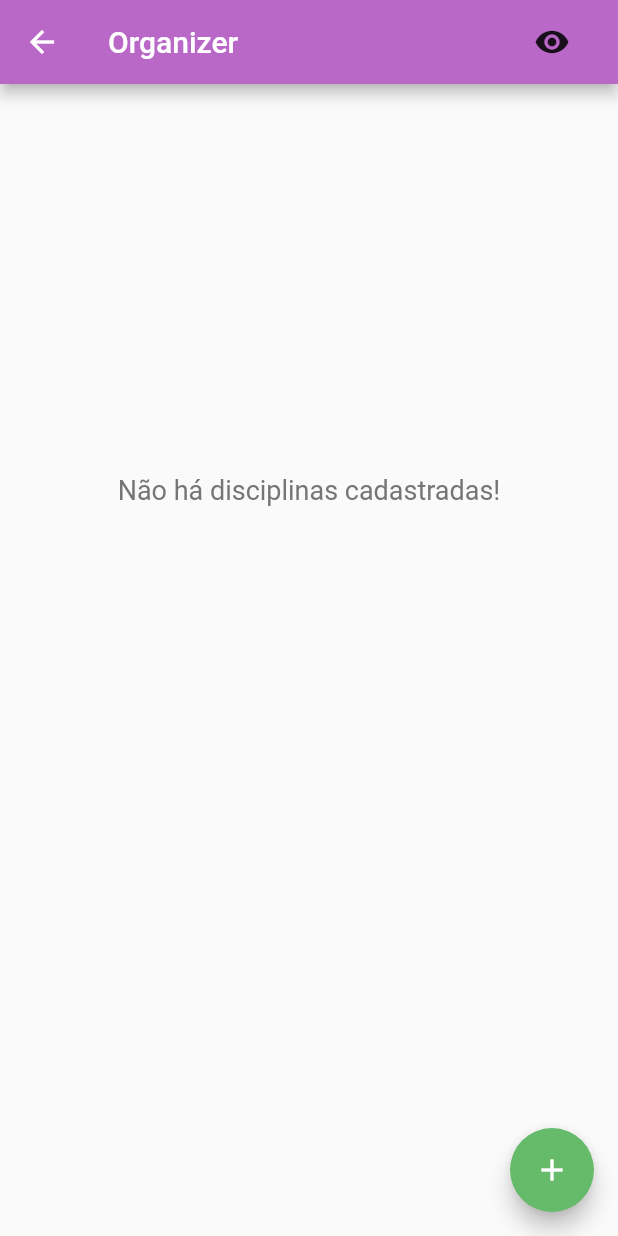
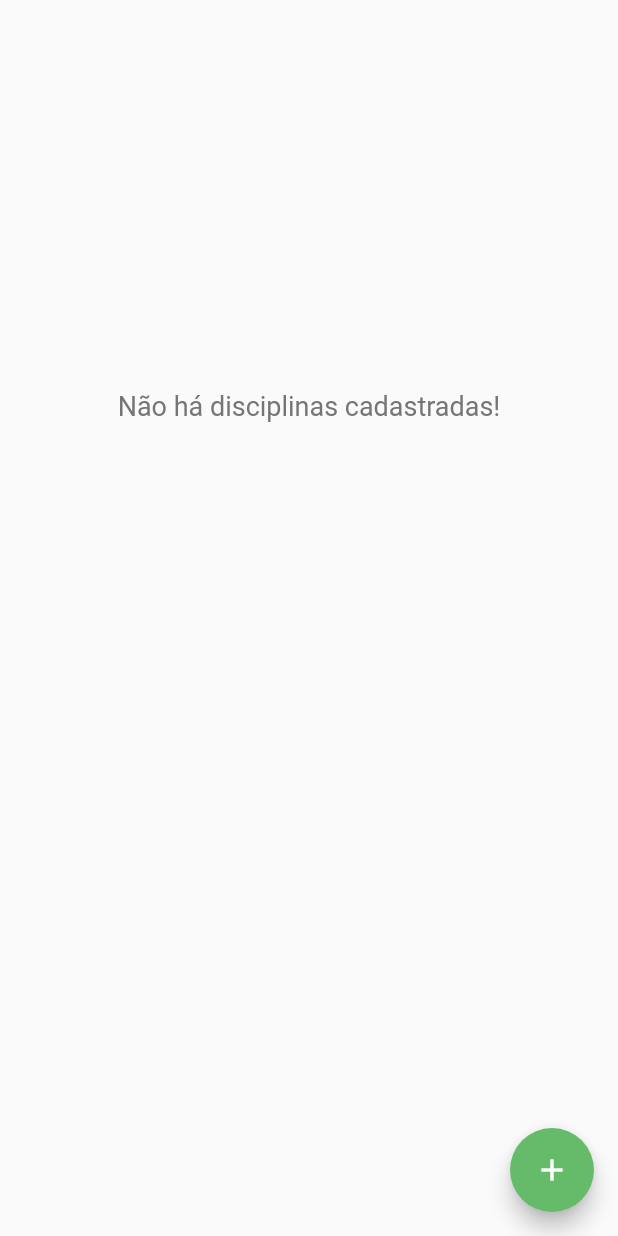
Before and after one commit to raquelms203/Organizer, a Flutter app: the ListaDisciplinas screen opened directly, on a phone screen of 412 x 824 dp. Run offline on Flutter 3.47's test engine with Material 2 defaults, Android fonts, the phone set to English and light mode, and no system bars; our stand-ins replace sqflite; missing offline and left inert: dropdownfield; accounts and stored records are empty.

Commit message:
1
Erro com o appBar

```diff
--- a/lib/controller/form_disciplina.dart
+++ b/lib/controller/form_disciplina.dart
@@ -1,6 +1,7 @@
 import 'package:flutter/material.dart';
 import 'package:organizer/model/obj_disciplina.dart';
 import 'package:organizer/model/database_helper.dart';
+import 'package:organizer/view/lista_disciplinas.dart';
 
 class FormDisciplina extends StatefulWidget {
   List<Disciplina> listaDisciplina;
@@ -20,6 +21,7 @@ class FormDisciplina extends StatefulWidget {
 }
 
 class _FormDisciplina extends State<FormDisciplina> {
+
   String dropdownDefault = "Período";
   String dropdownDefault2 = "Máx. Faltas";
   String dropdownDefault3 = "Status";
@@ -32,12 +34,14 @@ class _FormDisciplina extends State<FormDisciplina> {
   double _meta = 0.0;
 
   DatabaseHelper databaseHelper = DatabaseHelper();
+   @override
 
   final _formKey = GlobalKey<FormState>();
 
   @override
   Widget build(BuildContext context) {
     return GestureDetector(
+
       onTap: () => valorInicialDropdown(),
       child: Scaffold(
         appBar: AppBar(
@@ -345,7 +349,7 @@ class _FormDisciplina extends State<FormDisciplina> {
             new FlatButton(
               child: new Text("OK"),
               onPressed: () {
-                Navigator.of(context).pop();
+                Navigator.pop(context, true);
               },
             ),
           ],
--- a/lib/view/lista_disciplinas.dart
+++ b/lib/view/lista_disciplinas.dart
@@ -1,4 +1,5 @@
 import 'package:flutter/material.dart';
+import 'package:flutter/widgets.dart';
 import 'package:organizer/controller/form_disciplina.dart';
 import './view_disciplina.dart';
 import 'package:organizer/model/obj_disciplina.dart';
@@ -12,20 +13,32 @@ import 'package:organizer/view/lista_tarefas.dart';
 
 class ListaDisciplinas extends StatefulWidget {
   List<Disciplina> listaDisciplina;
-  List<Tarefa> listaTarefa;
 
   ListaDisciplinas({this.listaDisciplina});
 
   @override
   State createState() => new _ListaDisciplinas(this.listaDisciplina);
+
+
 }
 
-class _ListaDisciplinas extends State<ListaDisciplinas> {
+class _ListaDisciplinas extends State<ListaDisciplinas> with AutomaticKeepAliveClientMixin{
+
   int count = 0;
-  DatabaseHelper databaseHelper = DatabaseHelper();
   List<Disciplina> listaDisciplina;
+    DatabaseHelper databaseHelper = DatabaseHelper();
 
   _ListaDisciplinas(this.listaDisciplina);
+
+
+ @override
+  bool get wantKeepAlive => true;
+
+  @override
+  void initState() {
+    super.initState();
+  }
+
 
   @override
   Widget build(BuildContext context) {
@@ -35,20 +48,7 @@ class _ListaDisciplinas extends State<ListaDisciplinas> {
       atualizarListView();
 
     return Scaffold(
-      appBar: AppBar(
-        title: Text("Organizer"),
-        backgroundColor: Colors.purple[300],
-        actions: <Widget>[
-          FlatButton(
-              child: Icon(Icons.remove_red_eye),
-              onPressed: () {
-                Navigator.push(context, MaterialPageRoute(builder: (context) {
-                  return ListaTarefas(listaTarefa: widget.listaTarefa);
-                }));
-              }),
 
-        ],
-      ),
       floatingActionButton: FloatingActionButton(
         onPressed: () async {
           bool result = await Navigator.push(context,
--- a/lib/view/view_disciplina.dart
+++ b/lib/view/view_disciplina.dart
@@ -272,7 +272,7 @@ class _ViewDisciplina extends State<ViewDisciplina> {
                     //   _showSnackBar(getContext(), 'Disciplina apagada com sucesso!');
                   }
                   //  widget.lista.removeLast();
-                  Navigator.pop(context);
+                  Navigator.pop(context, true);
                 }),
             FlatButton(
               child: new Text(
```
Also changed, not shown: lib/main.dart (+37 -6 lines), lib/view/lista_tarefas.dart (+50 -34 lines).
